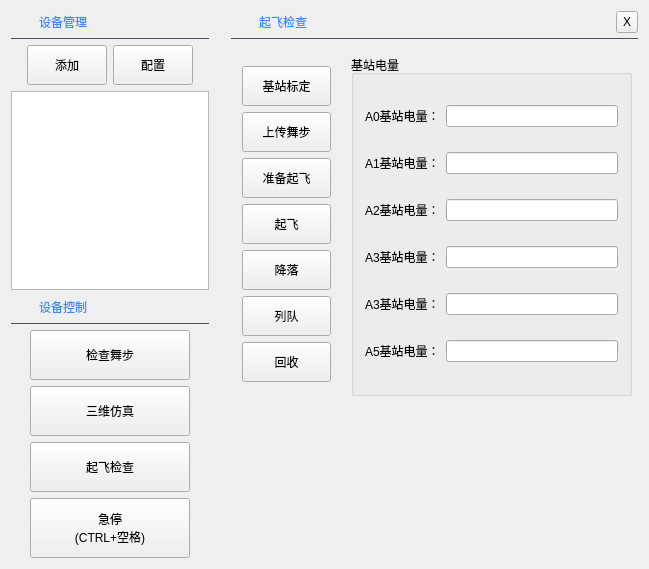
Qt form UAVManage/devicemanage.ui (gessd/UAVManage) before a commit.
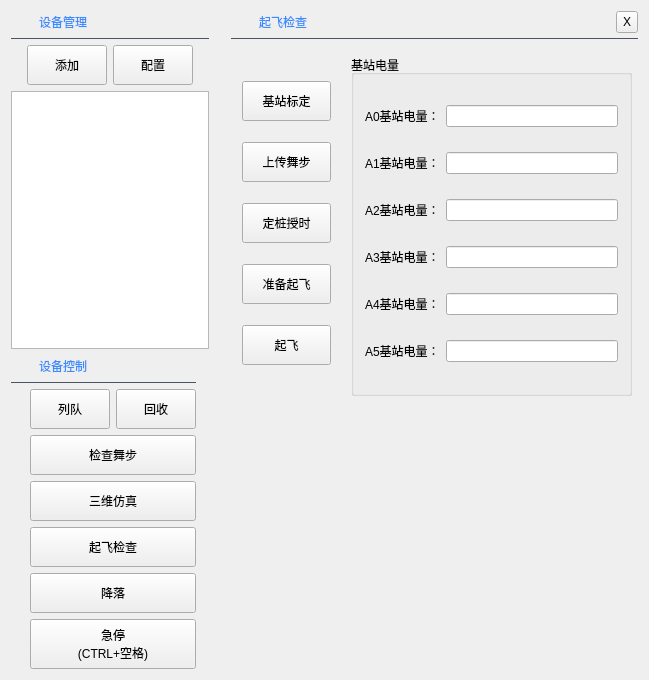
The same form after that commit. Icons and pictures are not drawn.

The edit to the form file:
```diff
--- a/UAVManage/devicemanage.ui
+++ b/UAVManage/devicemanage.ui
@@ -7,7 +7,7 @@
     <x>0</x>
     <y>0</y>
     <width>649</width>
-    <height>569</height>
+    <height>680</height>
    </rect>
   </property>
   <property name="windowTitle">
@@ -196,7 +196,7 @@
           <item row="4" column="0">
            <widget class="QLabel" name="label_11">
             <property name="text">
-             <string>A3基站电量：</string>
+             <string>A4基站电量：</string>
             </property>
            </widget>
           </item>
@@ -297,6 +297,38 @@
             </property>
            </widget>
           </item>
+          <item>
+           <widget class="QToolButton" name="toolButton">
+            <property name="minimumSize">
+             <size>
+              <width>80</width>
+              <height>40</height>
+             </size>
+            </property>
+            <property name="maximumSize">
+             <size>
+              <width>120</width>
+              <height>16777215</height>
+             </size>
+            </property>
+            <property name="text">
+             <string>定桩授时</string>
+            </property>
+            <property name="icon">
+             <iconset resource="uavmanage.qrc">
+              <normaloff>:/res/images/time.png</normaloff>:/res/images/time.png</iconset>
+            </property>
+            <property name="iconSize">
+             <size>
+              <width>22</width>
+              <height>22</height>
+             </size>
+            </property>
+            <property name="toolButtonStyle">
+             <enum>Qt::ToolButtonTextBesideIcon</enum>
+            </property>
+           </widget>
+          </item>
           <item>
            <widget class="QToolButton" name="btnDevicePrepare">
             <property name="minimumSize">
@@ -361,105 +393,6 @@
             </property>
            </widget>
           </item>
-          <item>
-           <widget class="QToolButton" name="btnFlyLand">
-            <property name="minimumSize">
-             <size>
-              <width>80</width>
-              <height>40</height>
-             </size>
-            </property>
-            <property name="maximumSize">
-             <size>
-              <width>120</width>
-              <height>16777215</height>
-             </size>
-            </property>
-            <property name="text">
-             <string>降落</string>
-            </property>
-            <property name="icon">
-             <iconset resource="uavmanage.qrc">
-              <normaloff>:/res/images/flyland.png</normaloff>:/res/images/flyland.png</iconset>
-            </property>
-            <property name="iconSize">
-             <size>
-              <width>22</width>
-              <height>22</height>
-             </size>
-            </property>
-            <property name="toolButtonStyle">
-             <enum>Qt::ToolButtonTextBesideIcon</enum>
-            </property>
-            <property name="autoRaise">
-             <bool>false</bool>
-            </property>
-           </widget>
-          </item>
-          <item>
-           <widget class="QToolButton" name="btnQueue">
-            <property name="minimumSize">
-             <size>
-              <width>80</width>
-              <height>40</height>
-             </size>
-            </property>
-            <property name="maximumSize">
-             <size>
-              <width>120</width>
-              <height>16777215</height>
-             </size>
-            </property>
-            <property name="text">
-             <string>列队</string>
-            </property>
-            <property name="icon">
-             <iconset resource="uavmanage.qrc">
-              <normaloff>:/res/images/flyQueue.png</normaloff>:/res/images/flyQueue.png</iconset>
-            </property>
-            <property name="iconSize">
-             <size>
-              <width>22</width>
-              <height>22</height>
-             </size>
-            </property>
-            <property name="toolButtonStyle">
-             <enum>Qt::ToolButtonTextBesideIcon</enum>
-            </property>
-           </widget>
-          </item>
-          <item>
-           <widget class="QToolButton" name="btnRegain">
-            <property name="minimumSize">
-             <size>
-              <width>80</width>
-              <height>40</height>
-             </size>
-            </property>
-            <property name="maximumSize">
-             <size>
-              <width>120</width>
-              <height>16777215</height>
-             </size>
-            </property>
-            <property name="text">
-             <string>回收</string>
-            </property>
-            <property name="icon">
-             <iconset resource="uavmanage.qrc">
-              <normaloff>:/res/images/flyRegain.png</normaloff>:/res/images/flyRegain.png</iconset>
-            </property>
-            <property name="iconSize">
-             <size>
-              <width>22</width>
-              <height>22</height>
-             </size>
-            </property>
-            <property name="toolButtonStyle">
-             <enum>Qt::ToolButtonTextBesideIcon</enum>
-            </property>
-           </widget>
-          </item>
          </layout>
         </widget>
        </widget>
@@ -625,10 +558,10 @@
       </item>
       <item row="3" column="0">
        <widget class="QWidget" name="widgetCommand" native="true">
-        <property name="minimumSize">
+        <property name="maximumSize">
          <size>
-          <width>0</width>
-          <height>220</height>
+          <width>16777215</width>
+          <height>400</height>
          </size>
         </property>
         <layout class="QGridLayout" name="gridLayout_2">
@@ -644,136 +577,7 @@
          <property name="bottomMargin">
           <number>0</number>
          </property>
-         <item row="1" column="1">
-          <widget class="QToolButton" name="btnWaypointCheck">
-           <property name="minimumSize">
-            <size>
-             <width>160</width>
-             <height>50</height>
-            </size>
-           </property>
-           <property name="maximumSize">
-            <size>
-             <width>240</width>
-             <height>16777215</height>
-            </size>
-           </property>
-           <property name="text">
-            <string>检查舞步</string>
-           </property>
-           <property name="icon">
-            <iconset resource="uavmanage.qrc">
-             <normaloff>:/res/images/inspect.png</normaloff>:/res/images/inspect.png</iconset>
-           </property>
-           <property name="iconSize">
-            <size>
-             <width>32</width>
-             <height>32</height>
-            </size>
-           </property>
-           <property name="toolButtonStyle">
-            <enum>Qt::ToolButtonTextBesideIcon</enum>
-           </property>
-          </widget>
-         </item>
-         <item row="3" column="1">
-          <widget class="QToolButton" name="btnCheckAction">
-           <property name="minimumSize">
-            <size>
-             <width>160</width>
-             <height>50</height>
-            </size>
-           </property>
-           <property name="maximumSize">
-            <size>
-             <width>240</width>
-             <height>16777215</height>
-            </size>
-           </property>
-           <property name="text">
-            <string>起飞检查</string>
-           </property>
-           <property name="icon">
-            <iconset resource="uavmanage.qrc">
-             <normaloff>:/res/images/prepare.png</normaloff>:/res/images/prepare.png</iconset>
-           </property>
-           <property name="iconSize">
-            <size>
-             <width>32</width>
-             <height>32</height>
-            </size>
-           </property>
-           <property name="toolButtonStyle">
-            <enum>Qt::ToolButtonTextBesideIcon</enum>
-           </property>
-          </widget>
-         </item>
-         <item row="4" column="1">
-          <widget class="QToolButton" name="btnFlyStop">
-           <property name="minimumSize">
-            <size>
-             <width>160</width>
-             <height>60</height>
-            </size>
-           </property>
-           <property name="maximumSize">
-            <size>
-             <width>240</width>
-             <height>16777215</height>
-            </size>
-           </property>
-           <property name="text">
-            <string>急停
-(CTRL+空格)</string>
-           </property>
-           <property name="icon">
-            <iconset resource="uavmanage.qrc">
-             <normaloff>:/res/images/flystop.png</normaloff>:/res/images/flystop.png</iconset>
-           </property>
-           <property name="iconSize">
-            <size>
-             <width>36</width>
-             <height>36</height>
-            </size>
-           </property>
-           <property name="toolButtonStyle">
-            <enum>Qt::ToolButtonTextBesideIcon</enum>
-           </property>
-          </widget>
-         </item>
-         <item row="2" column="1">
-          <widget class="QToolButton" name="btn3DFly">
-           <property name="minimumSize">
-            <size>
-             <width>160</width>
-             <height>50</height>
-            </size>
-           </property>
-           <property name="maximumSize">
-            <size>
-             <width>240</width>
-             <height>16777215</height>
-            </size>
-           </property>
-           <property name="text">
-            <string>三维仿真</string>
-           </property>
-           <property name="icon">
-            <iconset resource="uavmanage.qrc">
-             <normaloff>:/res/images/stereoscopic.png</normaloff>:/res/images/stereoscopic.png</iconset>
-           </property>
-           <property name="iconSize">
-            <size>
-             <width>32</width>
-             <height>32</height>
-            </size>
-           </property>
-           <property name="toolButtonStyle">
-            <enum>Qt::ToolButtonTextBesideIcon</enum>
-           </property>
-          </widget>
-         </item>
-         <item row="0" column="0" colspan="3">
+         <item row="0" column="0" colspan="2">
           <widget class="QWidget" name="widget" native="true">
            <property name="maximumSize">
             <size>
@@ -835,32 +639,252 @@
            </layout>
           </widget>
          </item>
-         <item row="1" column="2" rowspan="4">
-          <spacer name="horizontalSpacer_2">
-           <property name="orientation">
-            <enum>Qt::Horizontal</enum>
+         <item row="1" column="1">
+          <layout class="QHBoxLayout" name="horizontalLayout_5">
+           <item>
+            <widget class="QToolButton" name="btnQueue">
+             <property name="minimumSize">
+              <size>
+               <width>80</width>
+               <height>40</height>
+              </size>
+             </property>
+             <property name="text">
+              <string>列队</string>
+             </property>
+             <property name="icon">
+              <iconset resource="uavmanage.qrc">
+               <normaloff>:/res/images/flyQueue.png</normaloff>:/res/images/flyQueue.png</iconset>
+             </property>
+             <property name="iconSize">
+              <size>
+               <width>22</width>
+               <height>22</height>
+              </size>
+             </property>
+             <property name="toolButtonStyle">
+              <enum>Qt::ToolButtonTextBesideIcon</enum>
+             </property>
+            </widget>
+           </item>
+           <item>
+            <widget class="QToolButton" name="btnRegain">
+             <property name="minimumSize">
+              <size>
+               <width>80</width>
+               <height>40</height>
+              </size>
+             </property>
+             <property name="text">
+              <string>回收</string>
+             </property>
+             <property name="icon">
+              <iconset resource="uavmanage.qrc">
+               <normaloff>:/res/images/flyRegain.png</normaloff>:/res/images/flyRegain.png</iconset>
+             </property>
+             <property name="iconSize">
+              <size>
+               <width>22</width>
+               <height>22</height>
+              </size>
+             </property>
+             <property name="toolButtonStyle">
+              <enum>Qt::ToolButtonTextBesideIcon</enum>
+             </property>
+            </widget>
+           </item>
+          </layout>
+         </item>
+         <item row="2" column="1">
+          <widget class="QToolButton" name="btnWaypointCheck">
+           <property name="minimumSize">
+            <size>
+             <width>160</width>
+             <height>40</height>
+            </size>
            </property>
-           <property name="sizeHint" stdset="0">
+           <property name="maximumSize">
             <size>
-             <width>40</width>
-             <height>20</height>
+             <width>240</width>
+             <height>16777215</height>
             </size>
            </property>
-          </spacer>
+           <property name="text">
+            <string>检查舞步</string>
+           </property>
+           <property name="icon">
+            <iconset resource="uavmanage.qrc">
+             <normaloff>:/res/images/inspect.png</normaloff>:/res/images/inspect.png</iconset>
+           </property>
+           <property name="iconSize">
+            <size>
+             <width>32</width>
+             <height>32</height>
+            </size>
+           </property>
+           <property name="toolButtonStyle">
+            <enum>Qt::ToolButtonTextBesideIcon</enum>
+           </property>
+          </widget>
          </item>
-         <item row="1" column="0" rowspan="4">
+         <item row="3" column="0">
           <spacer name="horizontalSpacer">
            <property name="orientation">
             <enum>Qt::Horizontal</enum>
            </property>
            <property name="sizeHint" stdset="0">
             <size>
-             <width>40</width>
+             <width>8</width>
              <height>20</height>
             </size>
            </property>
           </spacer>
          </item>
+         <item row="3" column="1">
+          <widget class="QToolButton" name="btn3DFly">
+           <property name="minimumSize">
+            <size>
+             <width>160</width>
+             <height>40</height>
+            </size>
+           </property>
+           <property name="maximumSize">
+            <size>
+             <width>240</width>
+             <height>16777215</height>
+            </size>
+           </property>
+           <property name="text">
+            <string>三维仿真</string>
+           </property>
+           <property name="icon">
+            <iconset resource="uavmanage.qrc">
+             <normaloff>:/res/images/stereoscopic.png</normaloff>:/res/images/stereoscopic.png</iconset>
+           </property>
+           <property name="iconSize">
+            <size>
+             <width>32</width>
+             <height>32</height>
+            </size>
+           </property>
+           <property name="toolButtonStyle">
+            <enum>Qt::ToolButtonTextBesideIcon</enum>
+           </property>
+          </widget>
+         </item>
+         <item row="3" column="2">
+          <spacer name="horizontalSpacer_2">
+           <property name="orientation">
+            <enum>Qt::Horizontal</enum>
+           </property>
+           <property name="sizeHint" stdset="0">
+            <size>
+             <width>8</width>
+             <height>20</height>
+            </size>
+           </property>
+          </spacer>
+         </item>
+         <item row="4" column="1">
+          <widget class="QToolButton" name="btnCheckAction">
+           <property name="minimumSize">
+            <size>
+             <width>160</width>
+             <height>40</height>
+            </size>
+           </property>
+           <property name="maximumSize">
+            <size>
+             <width>240</width>
+             <height>16777215</height>
+            </size>
+           </property>
+           <property name="text">
+            <string>起飞检查</string>
+           </property>
+           <property name="icon">
+            <iconset resource="uavmanage.qrc">
+             <normaloff>:/res/images/prepare.png</normaloff>:/res/images/prepare.png</iconset>
+           </property>
+           <property name="iconSize">
+            <size>
+             <width>32</width>
+             <height>32</height>
+            </size>
+           </property>
+           <property name="toolButtonStyle">
+            <enum>Qt::ToolButtonTextBesideIcon</enum>
+           </property>
+          </widget>
+         </item>
+         <item row="5" column="1">
+          <widget class="QToolButton" name="btnFlyLand">
+           <property name="minimumSize">
+            <size>
+             <width>160</width>
+             <height>40</height>
+            </size>
+           </property>
+           <property name="maximumSize">
+            <size>
+             <width>240</width>
+             <height>16777215</height>
+            </size>
+           </property>
+           <property name="text">
+            <string>降落</string>
+           </property>
+           <property name="icon">
+            <iconset resource="uavmanage.qrc">
+             <normaloff>:/res/images/flyland.png</normaloff>:/res/images/flyland.png</iconset>
+           </property>
+           <property name="iconSize">
+            <size>
+             <width>32</width>
+             <height>32</height>
+            </size>
+           </property>
+           <property name="toolButtonStyle">
+            <enum>Qt::ToolButtonTextBesideIcon</enum>
+           </property>
+           <property name="autoRaise">
+            <bool>false</bool>
+           </property>
+          </widget>
+         </item>
+         <item row="6" column="1">
+          <widget class="QToolButton" name="btnFlyStop">
+           <property name="minimumSize">
+            <size>
+             <width>160</width>
+             <height>50</height>
+            </size>
+           </property>
+           <property name="maximumSize">
+            <size>
+             <width>240</width>
+             <height>16777215</height>
+            </size>
+           </property>
+           <property name="text">
+            <string>急停
+(CTRL+空格)</string>
+           </property>
+           <property name="icon">
+            <iconset resource="uavmanage.qrc">
+             <normaloff>:/res/images/flystop.png</normaloff>:/res/images/flystop.png</iconset>
+           </property>
+           <property name="iconSize">
+            <size>
+             <width>38</width>
+             <height>38</height>
+            </size>
+           </property>
+           <property name="toolButtonStyle">
+            <enum>Qt::ToolButtonTextBesideIcon</enum>
+           </property>
+          </widget>
+         </item>
         </layout>
        </widget>
       </item>
```
